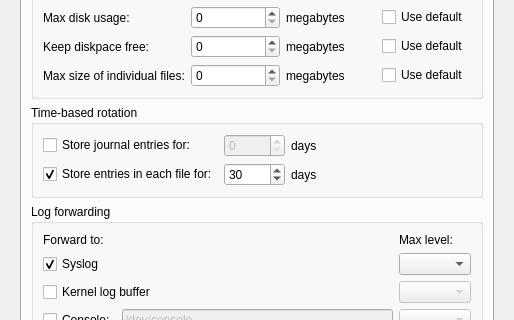
rthomsen/kcmsystemd, file ui/kcmsystemd.ui: the form before one commit; both pictures show x 0 to 514 and y 261 to 581 of the 514 by 665 pixel window.
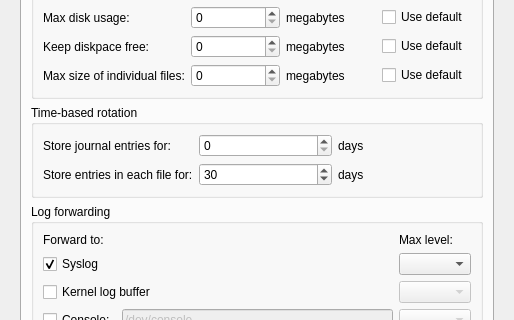
The form after the commit. The open tabs and pages were chosen to show the change. Custom widgets are drawn as their Qt base class.

Commit message: Remove two unnecessary checkboxes on journal tab. Disable configuration of coredump when systemd<215.

```diff
--- a/ui/kcmsystemd.ui
+++ b/ui/kcmsystemd.ui
@@ -10,7 +10,7 @@
     <x>0</x>
     <y>0</y>
     <width>452</width>
-    <height>655</height>
+    <height>619</height>
    </rect>
   </property>
   <property name="sizePolicy">
@@ -1435,20 +1435,7 @@
               <string>Time-based rotation</string>
              </property>
              <layout class="QGridLayout" name="gridLayout_6">
-              <item row="0" column="1">
-               <widget class="QSpinBox" name="spnMaxRetentionSec_1">
-                <property name="enabled">
-                 <bool>false</bool>
-                </property>
-                <property name="toolTip">
-                 <string>&lt;html&gt;&lt;head/&gt;&lt;body&gt;&lt;p&gt;Maximum time to store journal entries. Journal files containing older entries are deleted.&lt;/body&gt;&lt;/html&gt;</string>
-                </property>
-                <property name="maximum">
-                 <number>99999</number>
-                </property>
-               </widget>
-              </item>
-              <item row="1" column="1">
+              <item row="1" column="2">
                <widget class="QSpinBox" name="spnMaxFileSec_1">
                 <property name="enabled">
                  <bool>true</bool>
@@ -1464,55 +1451,46 @@
                 </property>
                </widget>
               </item>
-              <item row="1" column="2">
-               <widget class="QLabel" name="label_9">
-                <property name="text">
-                 <string>days</string>
-                </property>
-               </widget>
-              </item>
               <item row="0" column="2">
-               <widget class="QLabel" name="label_10">
-                <property name="text">
-                 <string>days</string>
-                </property>
-               </widget>
-              </item>
-              <item row="1" column="0">
-               <widget class="QCheckBox" name="chkMaxFileSec_1">
-                <property name="toolTip">
-                 <string>&lt;html&gt;&lt;head/&gt;&lt;body&gt;&lt;p&gt;Maximum time to store entries in a single journal file before rotating to the next one.&lt;/p&gt;&lt;/body&gt;&lt;/html&gt;</string>
-                </property>
-                <property name="text">
-                 <string>Store entries in each file for:</string>
-                </property>
-                <property name="checked">
+               <widget class="QSpinBox" name="spnMaxRetentionSec_1">
+                <property name="enabled">
                  <bool>true</bool>
                 </property>
+                <property name="toolTip">
+                 <string>&lt;html&gt;&lt;head/&gt;&lt;body&gt;&lt;p&gt;Maximum time to store journal entries. Journal files containing older entries are deleted.&lt;/p&gt;&lt;p&gt;Set to 0 to disable this feature.&lt;/p&gt;&lt;/body&gt;&lt;/html&gt;</string>
+                </property>
+                <property name="maximum">
+                 <number>99999</number>
+                </property>
+               </widget>
+              </item>
+              <item row="1" column="3">
+               <widget class="QLabel" name="lbl2MaxFileSec_1">
+                <property name="text">
+                 <string>days</string>
+                </property>
+               </widget>
+              </item>
+              <item row="0" column="3">
+               <widget class="QLabel" name="lbl2MaxRetentionSec_1">
+                <property name="text">
+                 <string>days</string>
+                </property>
                </widget>
               </item>
               <item row="0" column="0">
-               <widget class="QCheckBox" name="chkMaxRetentionSec_1">
-                <property name="toolTip">
-                 <string>&lt;html&gt;&lt;head/&gt;&lt;body&gt;&lt;p&gt;Maximum time to store journal entries. Journal files containing older entries are deleted.&lt;/p&gt;&lt;/body&gt;&lt;/html&gt;</string>
-                </property>
+               <widget class="QLabel" name="lbl1MaxRetentionSec_1">
                 <property name="text">
                  <string>Store journal entries for:</string>
                 </property>
                </widget>
               </item>
-              <item row="0" column="3" rowspan="2">
-               <spacer name="horizontalSpacer_3">
-                <property name="orientation">
-                 <enum>Qt::Horizontal</enum>
+              <item row="1" column="0">
+               <widget class="QLabel" name="lbl1MaxFileSec_1">
+                <property name="text">
+                 <string>Store entries in each file for:</string>
                 </property>
-                <property name="sizeHint" stdset="0">
-                 <size>
-                  <width>40</width>
-                  <height>20</height>
-                 </size>
-                </property>
-               </spacer>
+               </widget>
               </item>
              </layout>
             </widget>
```
Left out of the diff: 7 changed lines with no effect on the pictures. The commit also changes 4 other files.
